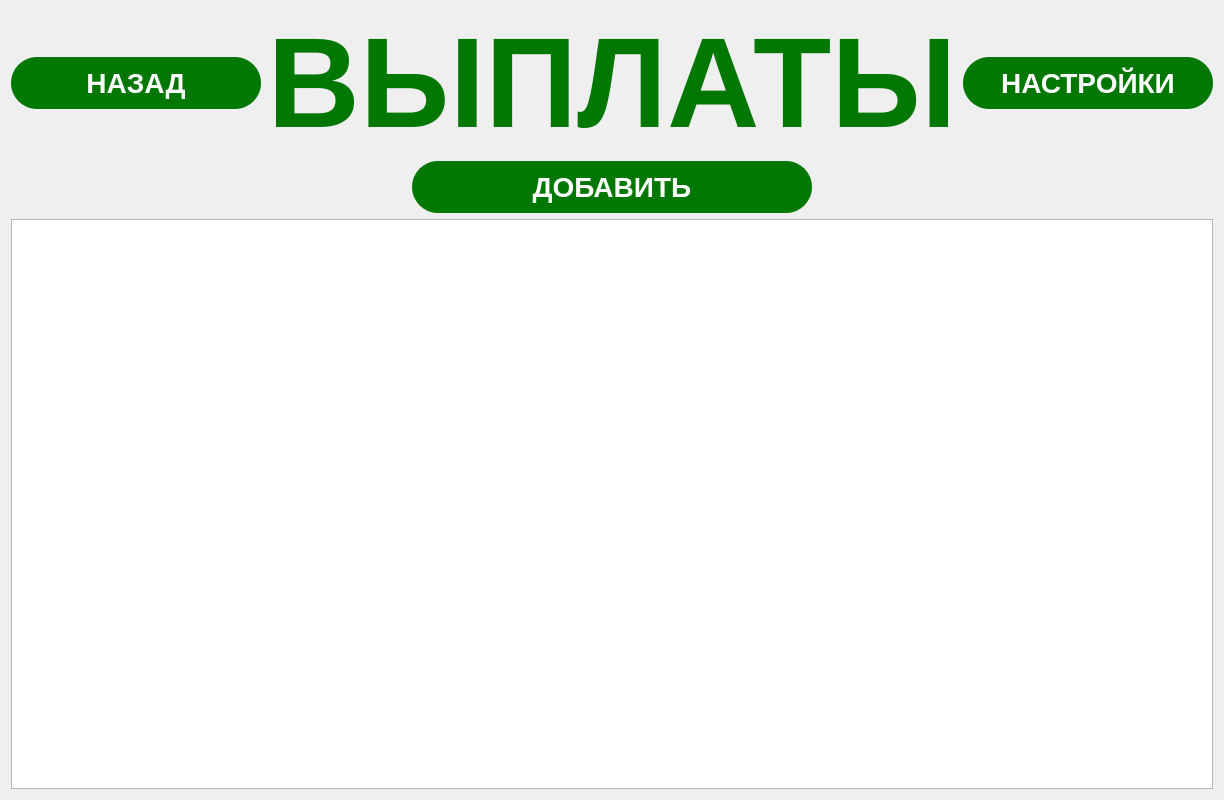
This is EcoTaxiQt/pages/paymenthistory.ui in zhanyysh/ecotaxi as Qt 5 draws it before an edit. The edited form follows.
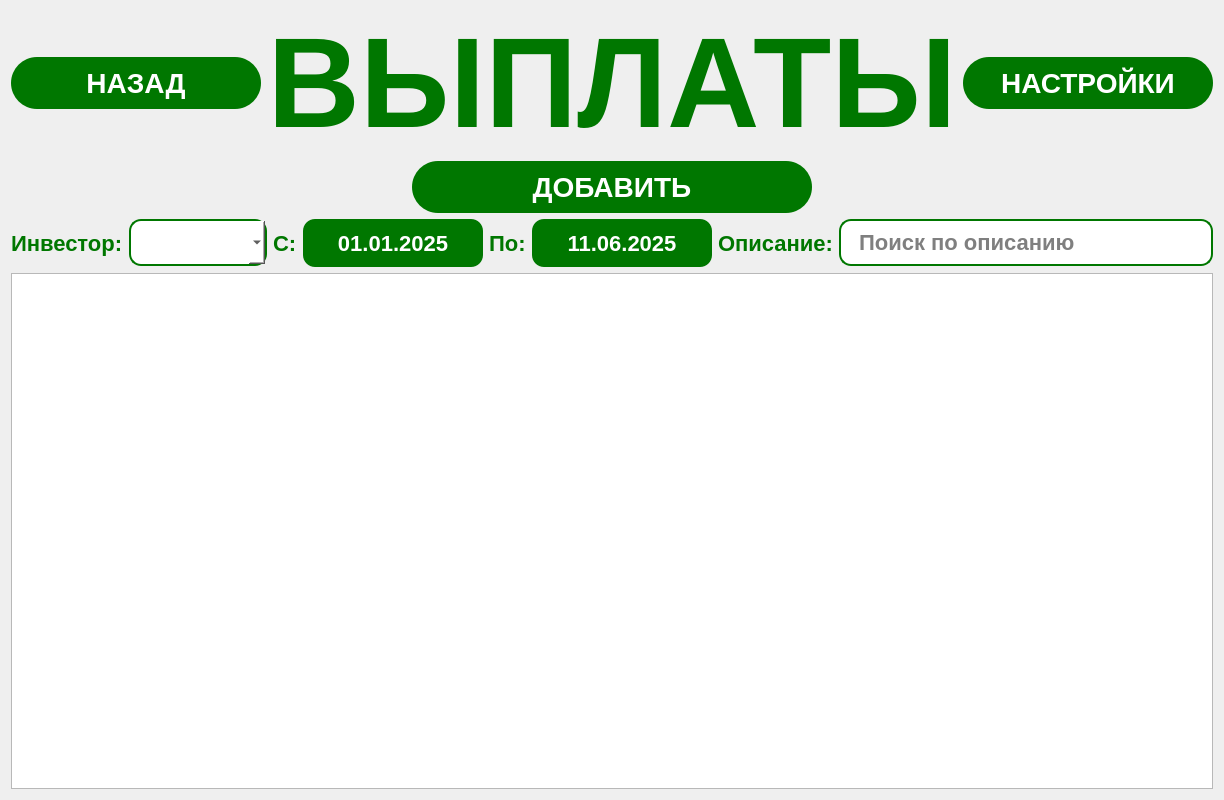
This is the edited form.

```diff
--- a/EcoTaxiQt/pages/paymenthistory.ui
+++ b/EcoTaxiQt/pages/paymenthistory.ui
@@ -160,6 +160,99 @@
      </item>
     </layout>
    </item>
+   <item>
+    <layout class="QHBoxLayout" name="filterLayout">
+     <item>
+      <widget class="QLabel" name="label_investor_filter">
+       <property name="text">
+        <string>Инвестор:</string>
+       </property>
+       <property name="styleSheet">
+        <string>color: #007700; font-size: 22px; font-weight: bold;</string>
+       </property>
+      </widget>
+     </item>
+     <item>
+      <widget class="QComboBox" name="investorFilterComboBox">
+       <property name="styleSheet">
+        <string>font-size: 22px; font-weight: bold; background: white; border: 2px solid #007700; border-radius: 12px; padding: 8px 16px;</string>
+       </property>
+      </widget>
+     </item>
+     <item>
+      <widget class="QLabel" name="label_date_from">
+       <property name="text">
+        <string>С:</string>
+       </property>
+       <property name="styleSheet">
+        <string>color: #007700; font-size: 22px; font-weight: bold;</string>
+       </property>
+      </widget>
+     </item>
+     <item>
+      <widget class="QPushButton" name="dateFromButton">
+       <property name="text">
+        <string>01.01.2025</string>
+       </property>
+       <property name="minimumSize">
+        <size>
+         <width>180</width>
+         <height>48</height>
+        </size>
+       </property>
+       <property name="styleSheet">
+        <string>QPushButton { border-radius: 12px; background-color: #007700; color: white; font-size: 22px; font-weight: bold; padding: 8px 16px; } QPushButton:hover { background-color: #005500; }</string>
+       </property>
+      </widget>
+     </item>
+     <item>
+      <widget class="QLabel" name="label_date_to">
+       <property name="text">
+        <string>По:</string>
+       </property>
+       <property name="styleSheet">
+        <string>color: #007700; font-size: 22px; font-weight: bold;</string>
+       </property>
+      </widget>
+     </item>
+     <item>
+      <widget class="QPushButton" name="dateToButton">
+       <property name="text">
+        <string>11.06.2025</string>
+       </property>
+       <property name="minimumSize">
+        <size>
+         <width>180</width>
+         <height>48</height>
+        </size>
+       </property>
+       <property name="styleSheet">
+        <string>QPushButton { border-radius: 12px; background-color: #007700; color: white; font-size: 22px; font-weight: bold; padding: 8px 16px; } QPushButton:hover { background-color: #005500; }</string>
+       </property>
+      </widget>
+     </item>
+     <item>
+      <widget class="QLabel" name="label_desc_filter">
+       <property name="text">
+        <string>Описание:</string>
+       </property>
+       <property name="styleSheet">
+        <string>color: #007700; font-size: 22px; font-weight: bold;</string>
+       </property>
+      </widget>
+     </item>
+     <item>
+      <widget class="QLineEdit" name="descFilterLineEdit">
+       <property name="placeholderText">
+        <string>Поиск по описанию</string>
+       </property>
+       <property name="styleSheet">
+        <string>font-size: 22px; font-weight: bold; background: white; border: 2px solid #007700; border-radius: 12px; padding: 8px 16px;</string>
+       </property>
+      </widget>
+     </item>
+    </layout>
+   </item>
    <item>
     <widget class="QTableView" name="tableView">
      <property name="sizePolicy">
```
